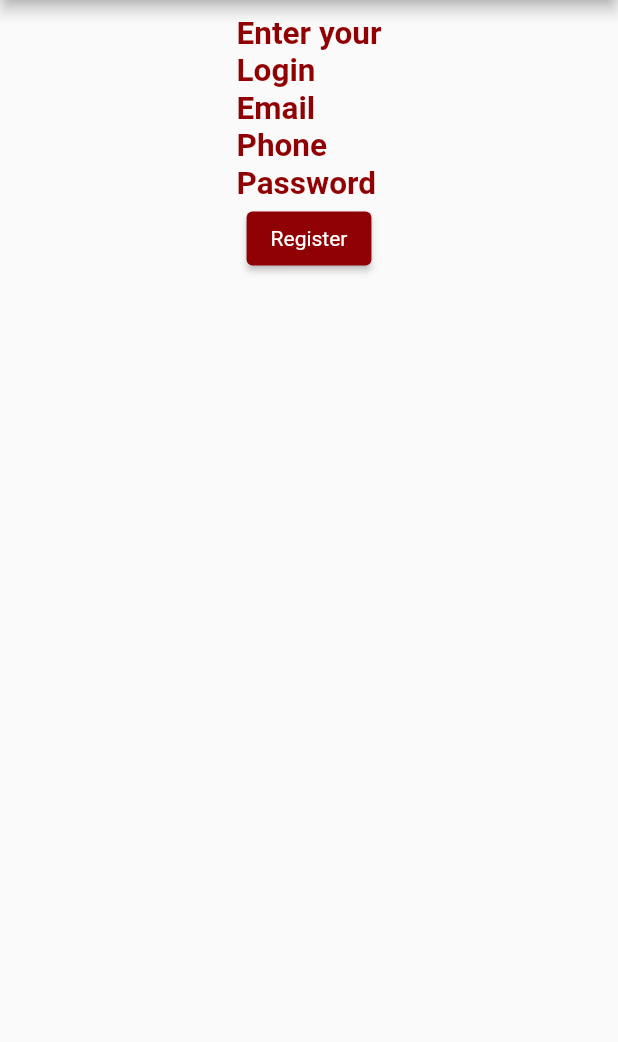
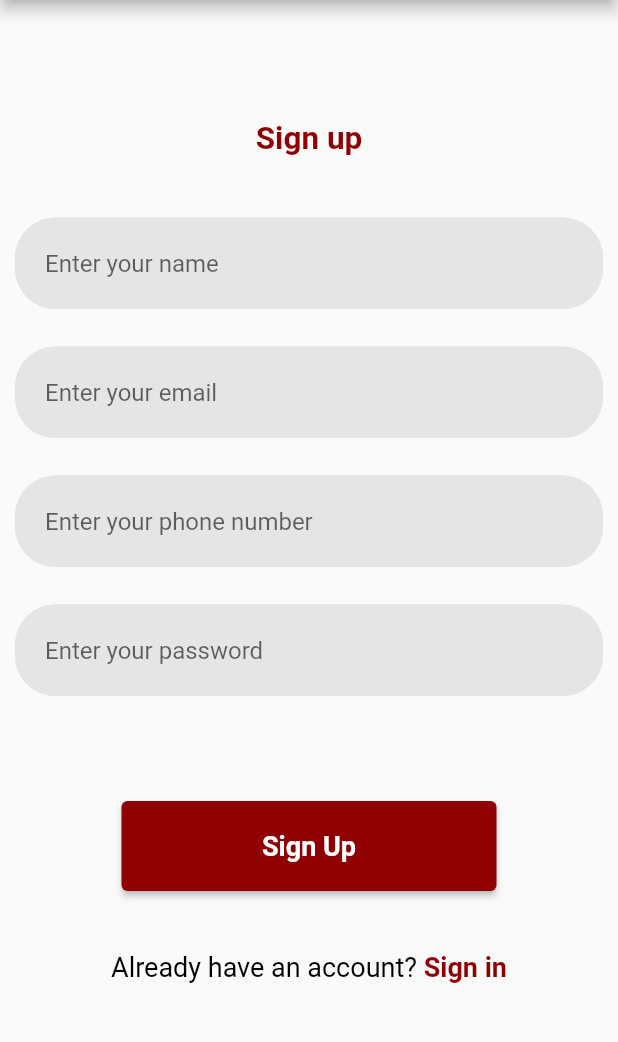
Before and after one commit to Voravomas/ucu_chat, a Flutter app: the SignUp screen opened by its route, on a phone screen of 412 x 824 dp, the part 84-1126 px from its top. Run offline on Flutter 3.47's test engine with Material 2 defaults, Android fonts, the phone set to English and light mode, and no system bars; our stand-ins replace firebase_core; accounts and stored records are empty.

Commit message:
Added sign up implementation

```diff
--- a/lib/screens/signup.dart
+++ b/lib/screens/signup.dart
@@ -1,5 +1,76 @@
+import 'package:flutter/gestures.dart';
 import 'package:flutter/material.dart';
 import 'package:ucuchat/utils.dart';
+import 'package:ucuchat/screens/signin.dart';
+import 'package:ucuchat/constants.dart';
+
+Container getGoSignIn(context) {
+  return Container(
+      padding: EdgeInsets.only(top: 40.0),
+      child: new RichText(
+          text: new TextSpan(
+              text: 'Already have an account? ',
+              style: AppTextStyles.robotoBlack18Reg,
+              children: [
+            new TextSpan(
+              text: 'Sign in',
+              style: AppTextStyles.robotoRed18Bold,
+              recognizer: new TapGestureRecognizer()
+                ..onTap = () => Navigator.pushNamed(context, "/signIn"),
+            )
+          ])));
+}
+
+Container registerAndRedirect(context, login, password, text, url) {
+  // add registration
+  return Container(
+      padding: EdgeInsets.only(top: 70.0),
+      child: ConstrainedBox(
+          constraints: BoxConstraints.tightFor(width: 250, height: 60),
+          child: ElevatedButton(
+              child: Text(text, style: AppTextStyles.robotoWhite18Bold),
+              onPressed: () {
+                if (url == 'pop') {
+                  Navigator.pop(context);
+                } else {
+                  Navigator.pushNamed(context, url);
+                }
+              },
+              style: ElevatedButton.styleFrom(
+                primary: primaryColor,
+              ))));
+}
+
+class RegisterPassField extends StatefulWidget {
+  @override
+  RegisterPassFieldState createState() => RegisterPassFieldState();
+}
+
+class RegisterPassFieldState extends State<RegisterPassField> {
+  final emailField = getInputPage("Enter your email");
+  final passwordField = getInputPage("Enter your password");
+  final nameField = getInputPage("Enter your name");
+  final phoneField = getInputPage("Enter your phone number");
+  @override
+  Widget build(BuildContext context) {
+    return Column(
+      children: [
+        Padding(
+            child: nameField,
+            padding: EdgeInsets.only(top: 25.0, left: 10.0, right: 10.0)),
+        Padding(
+            child: emailField,
+            padding: EdgeInsets.only(top: 25.0, left: 10.0, right: 10.0)),
+        Padding(
+            child: phoneField,
+            padding: EdgeInsets.only(top: 25.0, left: 10.0, right: 10.0)),
+        Padding(
+            child: passwordField,
+            padding: EdgeInsets.only(top: 25.0, left: 10.0, right: 10.0))
+      ],
+    );
+  }
+}
 
 class SignUp extends StatelessWidget {
   @override
@@ -10,8 +81,10 @@ class SignUp extends StatelessWidget {
         ),
         body: Column(
           children: [
-            getText("Enter your\nLogin\nEmail\nPhone\nPassword"),
-            Center(child: getSomebutton(context, 'Register', 'pop')),
+            getTopText("Sign up"),
+            RegisterPassField(),
+            authAndRedirect(context, "aaa", "aaa", "Sign Up", "/selectChat"),
+            getGoSignIn(context),
           ],
         ));
   }
```
